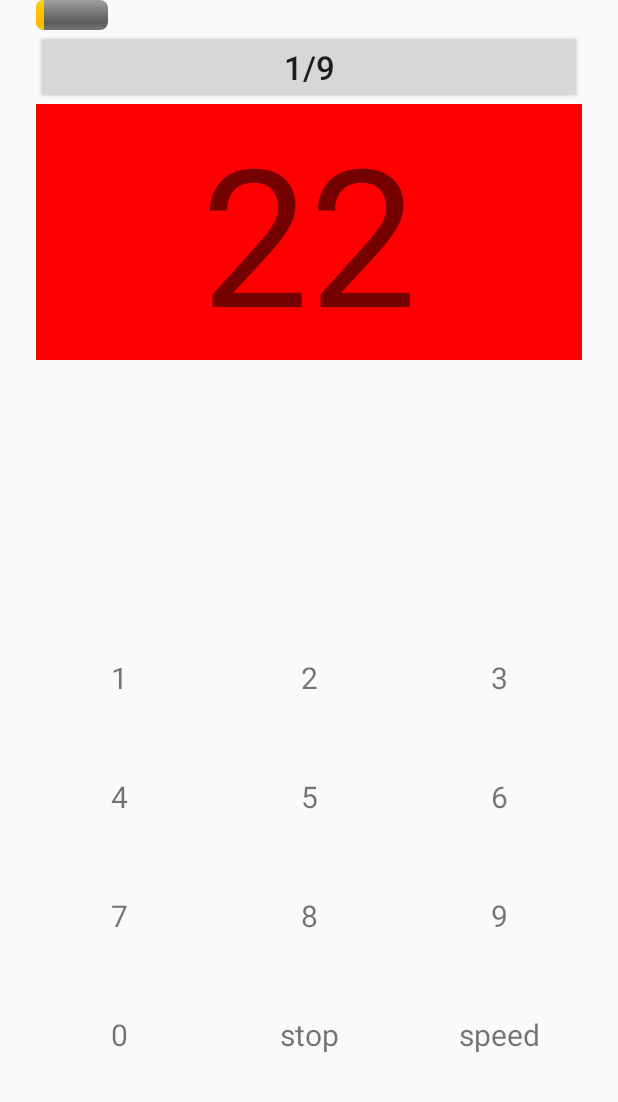
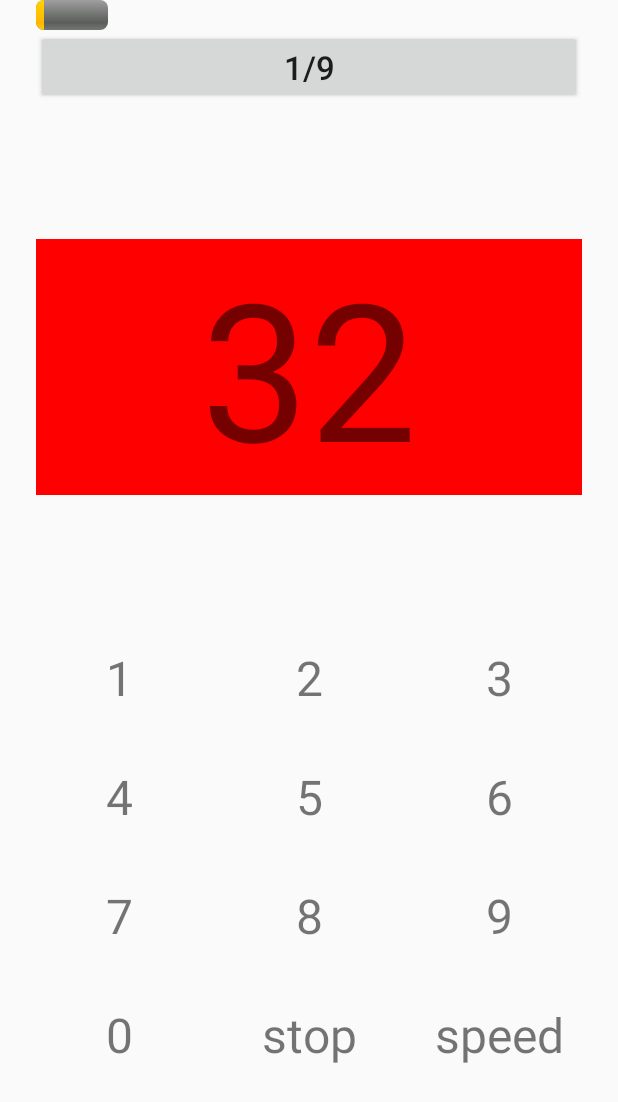
Before and after one commit to batyanko/stroke-rate-coach, an Android app: the screen it shows after launch (MainActivity), after a tap on "MALKA VALNA", on a phone screen of 412 x 824 dp. Shown: the top 1102 px of the screen. Run offline under Robolectric (Android 15) with nearby library versions, the phone set to English and light mode, and no system bars.

Commit message:
Adjusted malkaValna(). Did other small fixes

```diff
--- a/app/src/main/java/com/example/yanko/strokeratecoach/MainActivity.java
+++ b/app/src/main/java/com/example/yanko/strokeratecoach/MainActivity.java
@@ -1,30 +1,22 @@
 package com.example.yanko.strokeratecoach;
 
-import android.content.Context;
 import android.content.Intent;
 import android.content.SharedPreferences;
 import android.graphics.Color;
 import android.media.AudioManager;
 import android.media.ToneGenerator;
+import android.os.Bundle;
 import android.preference.PreferenceManager;
-import android.support.annotation.Nullable;
 import android.support.constraint.ConstraintLayout;
-import android.support.constraint.Guideline;
 import android.support.v7.app.AppCompatActivity;
-import android.os.Bundle;
-import android.text.Editable;
-import android.text.TextWatcher;
 import android.util.DisplayMetrics;
 import android.util.Log;
 import android.view.View;
-import android.view.inputmethod.InputMethodManager;
 import android.widget.AdapterView;
 import android.widget.Button;
-import android.widget.EditText;
 import android.widget.GridView;
 import android.widget.ProgressBar;
 import android.widget.TextView;
-import android.widget.Toast;
 
 import com.example.yanko.strokeratecoach.Utils.RowingUtilities;
 import com.example.yanko.strokeratecoach.Utils.TextAdapter;
@@ -144,13 +136,11 @@ public class MainActivity extends AppCompatActivity {
                 } else if (position == 9) {
                     setSpmFromDigital(0, view);
                 } else if (position == 10) {
-                    waveEnder();
+                    endWave();
                 } else if (position == 11) {
                     Intent intent = new Intent(MainActivity.this, SpeedActivity.class);
                     startActivity(intent);
                 }
-
-                Toast.makeText(MainActivity.this, "" + position, Toast.LENGTH_SHORT).show();
             }
         });
 
@@ -230,11 +220,11 @@ public class MainActivity extends AppCompatActivity {
     private void malkaValna() {
 
         //
-        final String[] GEARS = new String[]{
-                "40", "20"
+        final int[] GEARS = new int[]{
+                32, 20
         };
         final int[] STROKES_PER_PHASE = new int[]{
-                3
+                10, 20, 30
         };
         final int PHASES_IN_WAVE = 9;
 
@@ -249,50 +239,50 @@ public class MainActivity extends AppCompatActivity {
 
         switch (phase) {
             case 1: {
-                phaseStarter(PHASES_IN_WAVE, STROKES_PER_PHASE[0], GEARS[0], Color.RED);
+                startPhase(PHASES_IN_WAVE, STROKES_PER_PHASE[0], GEARS[0], Color.RED);
                 break;
             }
             case 2: {
-                phaseStarter(PHASES_IN_WAVE, STROKES_PER_PHASE[0], GEARS[1], Color.GREEN);
+                startPhase(PHASES_IN_WAVE, STROKES_PER_PHASE[0], GEARS[1], Color.GREEN);
                 break;
             }
             case 3: {
-                phaseStarter(PHASES_IN_WAVE, STROKES_PER_PHASE[0], GEARS[0], Color.RED);
+                startPhase(PHASES_IN_WAVE, STROKES_PER_PHASE[1], GEARS[0], Color.RED);
                 break;
             }
             case 4: {
-                phaseStarter(PHASES_IN_WAVE, STROKES_PER_PHASE[0], GEARS[1], Color.GREEN);
+                startPhase(PHASES_IN_WAVE, STROKES_PER_PHASE[1], GEARS[1], Color.GREEN);
                 break;
             }
             case 5: {
-                phaseStarter(PHASES_IN_WAVE, STROKES_PER_PHASE[0], GEARS[0], Color.RED);
+                startPhase(PHASES_IN_WAVE, STROKES_PER_PHASE[2], GEARS[0], Color.RED);
                 break;
             }
             case 6: {
-                phaseStarter(PHASES_IN_WAVE, STROKES_PER_PHASE[0], GEARS[1], Color.GREEN);
+                startPhase(PHASES_IN_WAVE, STROKES_PER_PHASE[2], GEARS[1], Color.GREEN);
                 break;
             }
             case 7: {
-                phaseStarter(PHASES_IN_WAVE, STROKES_PER_PHASE[0], GEARS[0], Color.RED);
+                startPhase(PHASES_IN_WAVE, STROKES_PER_PHASE[1], GEARS[0], Color.RED);
                 break;
             }
             case 8: {
-                phaseStarter(PHASES_IN_WAVE, STROKES_PER_PHASE[0], GEARS[1], Color.GREEN);
+                startPhase(PHASES_IN_WAVE, STROKES_PER_PHASE[1], GEARS[1], Color.GREEN);
                 break;
             }
             case 9: {
-                phaseStarter(PHASES_IN_WAVE, STROKES_PER_PHASE[0], GEARS[0], Color.RED);
+                startPhase(PHASES_IN_WAVE, STROKES_PER_PHASE[0], GEARS[0], Color.RED);
                 break;
             }
 
             default:
-                waveEnder();
+                endWave();
         }
     }
 
-    private void phaseStarter(int phasesTotal, int lengthTrigger, String spm, int color) {
+    private void startPhase(int phasesTotal, int lengthTrigger, int spm, int color) {
         strokeCountTrigger = lengthTrigger;
-        spmString = spm;
+        this.spm = spm;
         textView.setBackgroundColor(color);
         final String phase_progress = phase + "/" + phasesTotal;
         waveButton.setText(phase_progress);
@@ -302,7 +292,7 @@ public class MainActivity extends AppCompatActivity {
         startTheTempo();
     }
 
-    private void waveEnder() {
+    private void endWave() {
         phase = 0;
         waveProgress.setVisibility(View.INVISIBLE);
         stopTheTempo();
@@ -312,11 +302,12 @@ public class MainActivity extends AppCompatActivity {
 
     public void setSpmFromDigital(int digitalInput, View view) {
         if (firstDigit != 0) {
+            endWave();
             firstDigitView.setBackgroundColor(Color.TRANSPARENT);
             spm = firstDigit * 10 + digitalInput;
             //TODO: make startTheTempo() use spm instead spmString
-            spmString = String.valueOf(spm);
-            Log.d("SpmString / spm: ", spmString + " / " + spm);
+//            spmString = String.valueOf(spm);
+//            Log.d("SpmString / spm: ", spmString + " / " + spm);
             pref.edit().putInt("zz", spm).apply();
             startTheTempo();
             firstDigit = 0;
@@ -333,6 +324,9 @@ public class MainActivity extends AppCompatActivity {
             Log.d("Constrai PostCreate???:", "" + constraintLayout.getHeight());
 
         }
+
+        String aa = "hello";
+        aa.substring(2,3);
 
     }
 
@@ -373,7 +367,7 @@ public class MainActivity extends AppCompatActivity {
             if (mCharSequence.length() >= 2) {
                 mCount = 0;
                 spmString = mCharSequence;
-                waveEnder();
+                endWave();
                 startTheTempo();
                 pref.edit().putString(RATE_KEY, spmString).apply();
                 s.replace(0, s.length(), "");
--- a/app/src/main/res/layout/activity_main.xml
+++ b/app/src/main/res/layout/activity_main.xml
@@ -16,8 +16,8 @@
         style="@android:style/Widget.ProgressBar.Horizontal"
         android:layout_width="0dp"
         android:layout_height="wrap_content"
-        android:layout_marginEnd="0dp"
-        android:layout_marginLeft="0dp"
+        android:layout_marginEnd="8dp"
+        android:layout_marginLeft="8dp"
         android:layout_marginRight="8dp"
         android:layout_marginStart="8dp"
         app:layout_constraintLeft_toLeftOf="parent"
@@ -28,7 +28,7 @@
         android:id="@+id/wave_button"
         android:layout_width="0dp"
         android:layout_height="wrap_content"
-        android:layout_marginEnd="0dp"
+        android:layout_marginEnd="8dp"
         android:layout_marginLeft="8dp"
         android:layout_marginRight="8dp"
         android:layout_marginStart="0dp"
@@ -46,13 +46,14 @@
         android:layout_marginLeft="8dp"
         android:layout_marginRight="8dp"
         android:layout_marginStart="8dp"
-        android:layout_marginTop="0dp"
+        android:layout_marginTop="8dp"
         android:text="@string/initial_spm"
         android:textAlignment="center"
         android:textSize="128sp"
         app:layout_constraintLeft_toLeftOf="parent"
         app:layout_constraintRight_toRightOf="parent"
-        app:layout_constraintTop_toBottomOf="@+id/wave_button" />
+        app:layout_constraintTop_toBottomOf="@+id/wave_button"
+        app:layout_constraintBottom_toTopOf="@+id/guideline_hor50"/>
 
     <GridView
         android:id="@+id/dial_grid"
@@ -65,8 +66,8 @@
         android:gravity="center"
         app:layout_constraintLeft_toLeftOf="parent"
         app:layout_constraintRight_toRightOf="parent"
-        app:layout_constraintTop_toBottomOf="@+id/guideline_hor00"
-        app:layout_constraintBottom_toBottomOf="@+id/guideline_hor3"
+        app:layout_constraintTop_toBottomOf="@+id/guideline_hor50"
+        app:layout_constraintBottom_toBottomOf="@+id/guideline_hor90"
         />
 
     <android.support.constraint.Guideline
@@ -88,7 +89,7 @@
         tools:layout_editor_absoluteY="25dp" />
 
     <android.support.constraint.Guideline
-        android:id="@+id/guideline_hor00"
+        android:id="@+id/guideline_hor50"
         android:layout_width="wrap_content"
         android:layout_height="wrap_content"
         android:orientation="horizontal"
@@ -97,7 +98,7 @@
         tools:layout_editor_absoluteY="41dp" />
 
     <android.support.constraint.Guideline
-        android:id="@+id/guideline_hor0"
+        android:id="@+id/guideline_hor60"
         android:layout_width="wrap_content"
         android:layout_height="wrap_content"
         android:orientation="horizontal"
@@ -106,7 +107,7 @@
         tools:layout_editor_absoluteY="41dp" />
 
     <android.support.constraint.Guideline
-        android:id="@+id/guideline_hor1"
+        android:id="@+id/guideline_hor70"
         android:layout_width="wrap_content"
         android:layout_height="wrap_content"
         android:orientation="horizontal"
@@ -115,7 +116,7 @@
         tools:layout_editor_absoluteY="41dp" />
 
     <android.support.constraint.Guideline
-        android:id="@+id/guideline_hor2"
+        android:id="@+id/guideline_hor80"
         android:layout_width="wrap_content"
         android:layout_height="wrap_content"
         android:orientation="horizontal"
@@ -124,7 +125,7 @@
         tools:layout_editor_absoluteY="57dp" />
 
     <android.support.constraint.Guideline
-        android:id="@+id/guideline_hor3"
+        android:id="@+id/guideline_hor90"
         android:layout_width="wrap_content"
         android:layout_height="wrap_content"
         android:orientation="horizontal"
--- a/app/src/main/res/layout/text_view_item.xml
+++ b/app/src/main/res/layout/text_view_item.xml
@@ -10,6 +10,6 @@
         android:layout_height="match_parent"
         android:layout_gravity="fill"
         android:gravity="center"
-        android:textSize="20sp"/>
+        android:textSize="32sp"/>
 
 </LinearLayout>
```
